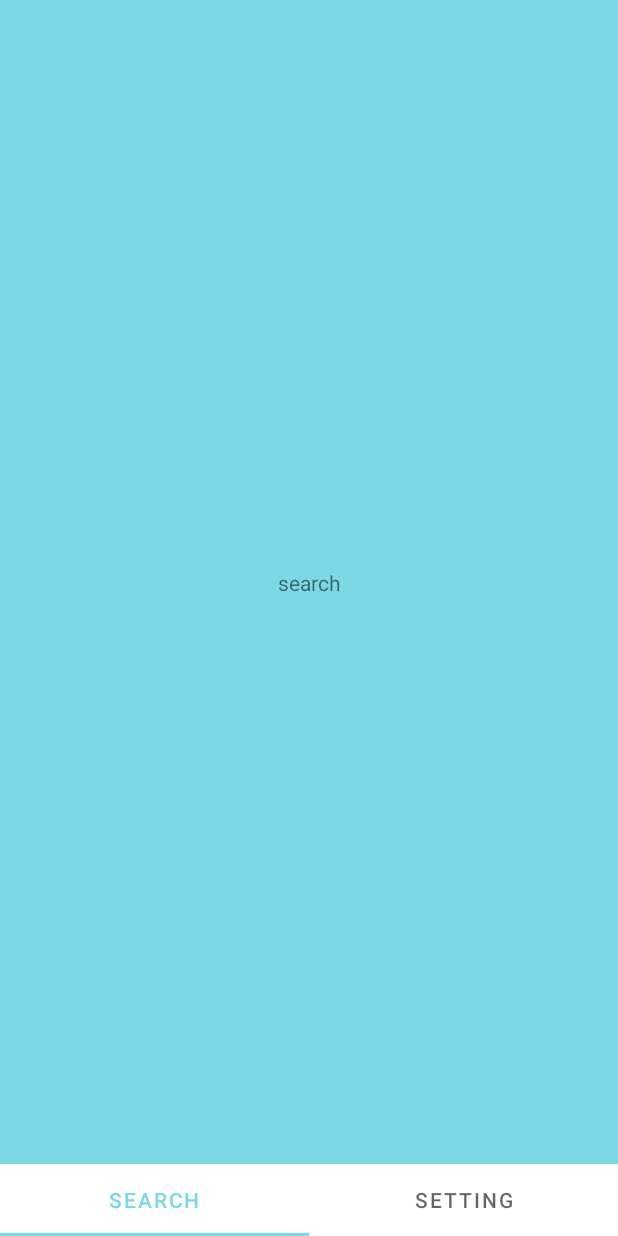
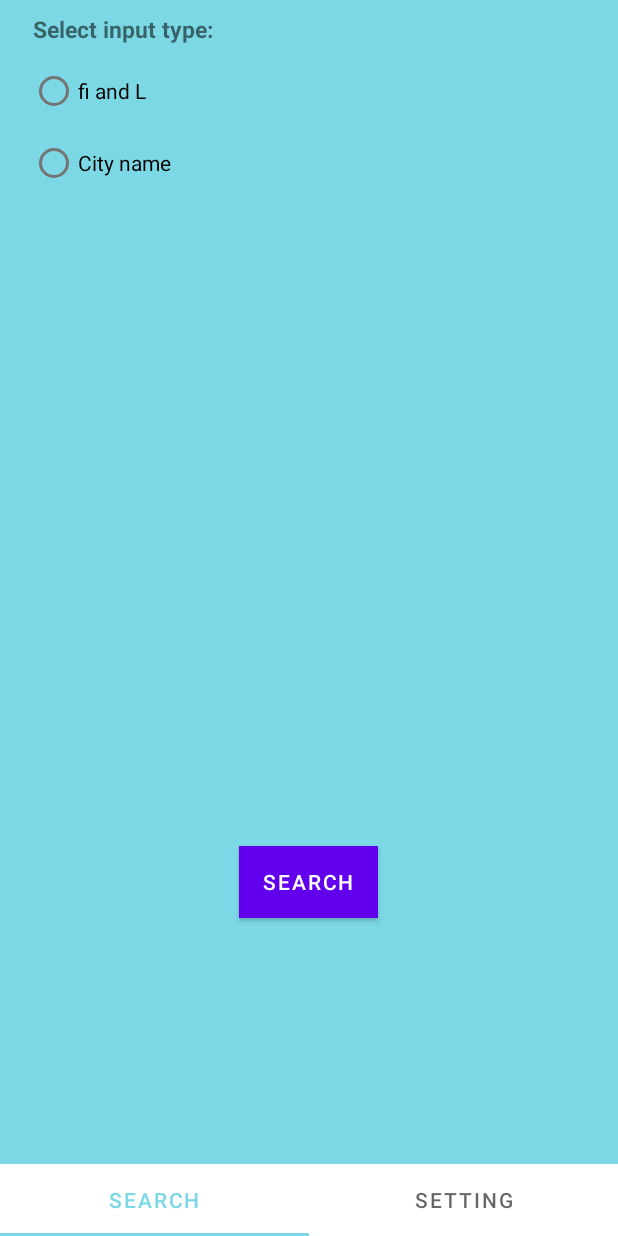
Before and after one commit to matadysa/Mobile-Programming-HW2, an Android app: the screen it shows after launch (StartActivity), on a phone screen of 412 x 824 dp. Run offline under Robolectric (Android 15) with nearby library versions, the phone set to English and light mode, and no system bars.

Commit message:
fix bugs

```diff
--- a/app/src/main/java/com/example/weatherapp/MainActivity.java
+++ b/app/src/main/java/com/example/weatherapp/MainActivity.java
@@ -13,7 +13,7 @@ public class MainActivity extends AppCompatActivity {
         super.onCreate(savedInstanceState);
         setContentView(R.layout.activity_main);
 
-        getSupportActionBar().hide();
+        //getSupportActionBar().hide();
 
         new Handler().postDelayed(new Runnable() {
             @Override
@@ -22,6 +22,6 @@ public class MainActivity extends AppCompatActivity {
                 startActivity(homeIntent);
                 finish();
             }
-        }, 1500);
+        }, 500);
     }
 }
--- a/app/src/main/java/com/example/weatherapp/SearchFragment.java
+++ b/app/src/main/java/com/example/weatherapp/SearchFragment.java
@@ -2,6 +2,8 @@ package com.example.weatherapp;
 
 import android.os.Bundle;
 
+import androidx.annotation.NonNull;
+import androidx.annotation.Nullable;
 import androidx.fragment.app.Fragment;
 
 import android.view.LayoutInflater;
@@ -17,4 +19,11 @@ public class SearchFragment extends Fragment {
         // Inflate the layout for this fragment
         return inflater.inflate(R.layout.fragment_search, container, false);
     }
+
+    @Override
+    public void onViewCreated(@NonNull View view, @Nullable Bundle savedInstanceState) {
+        super.onViewCreated(view, savedInstanceState);
+
+
+    }
 }
--- a/app/src/main/java/com/example/weatherapp/StartActivity.java
+++ b/app/src/main/java/com/example/weatherapp/StartActivity.java
@@ -7,6 +7,8 @@ import androidx.viewpager.widget.ViewPager;
 import android.os.Bundle;
 
 import com.google.android.material.tabs.TabLayout;
+
+import java.util.Objects;
 
 public class StartActivity extends AppCompatActivity {
 
@@ -18,7 +20,7 @@ public class StartActivity extends AppCompatActivity {
         super.onCreate(savedInstanceState);
         setContentView(R.layout.activity_start);
 
-        getSupportActionBar().hide();
+        //Objects.requireNonNull(getSupportActionBar()).hide();
 
         tabLayout = findViewById(R.id.main_tab);
         viewPager = findViewById(R.id.view_pager);
@@ -27,7 +29,7 @@ public class StartActivity extends AppCompatActivity {
 
         VPAdapter vpAdapter = new VPAdapter(getSupportFragmentManager(), FragmentPagerAdapter.BEHAVIOR_RESUME_ONLY_CURRENT_FRAGMENT);
         vpAdapter.addFragment(new SearchFragment(), "Search");
-        vpAdapter.addFragment(new SettingFragment(), "Setting");
+        vpAdapter.addFragment(new DarkModePageFragment(), "Setting");
         viewPager.setAdapter(vpAdapter);
     }
 }
--- a/app/src/main/res/layout/fragment_search.xml
+++ b/app/src/main/res/layout/fragment_search.xml
@@ -1,14 +1,54 @@
 <?xml version="1.0" encoding="utf-8"?>
 <FrameLayout xmlns:android="http://schemas.android.com/apk/res/android"
+    xmlns:app="http://schemas.android.com/apk/res-auto"
     xmlns:tools="http://schemas.android.com/tools"
     android:layout_width="match_parent"
     android:layout_height="match_parent"
-    tools:context=".SearchFragment">
+    tools:context=".SearchFragment"
+    tools:visibility="visible">
 
     <TextView
+        android:layout_width="wrap_content"
+        android:layout_height="wrap_content"
+        android:layout_marginStart="20dp"
+        android:layout_marginTop="30dp"
+        android:padding="2dp"
+        android:text="@string/select_input_type"
+        android:textSize="15sp"
+        android:textStyle="bold" />
+
+    <RadioGroup
+        android:id="@+id/radio_button_group"
         android:layout_width="match_parent"
-        android:layout_height="match_parent"
+        android:layout_height="100dp"
+        android:layout_marginStart="20dp"
+        android:layout_marginTop="60dp"
+        android:layout_marginEnd="20dp">
+
+        <RadioButton
+            android:id="@+id/fi_and_L_radio_button"
+            android:layout_width="match_parent"
+            android:layout_height="wrap_content"
+            android:text="@string/fi_and_l" />
+
+        <RadioButton
+            android:id="@+id/city_name_radio_button"
+            android:layout_width="match_parent"
+            android:layout_height="wrap_content"
+            android:text="@string/city_name" />
+    </RadioGroup>
+
+    <Button
+        android:id="@+id/search_button"
+        android:layout_width="wrap_content"
+        android:layout_height="wrap_content"
+        android:layout_gravity="center"
+        android:layout_marginTop="200dp"
         android:text="@string/search"
-        android:gravity="center"/>
+        android:background="@color/white"/>
+
+
+    <!--android:textColor="@color/white"-->
+
 
 </FrameLayout>
--- a/app/src/main/res/layout/fragment_setting.xml
+++ b/app/src/main/res/layout/fragment_setting.xml
@@ -21,6 +21,6 @@
         android:scaleY="1.25"
         android:text=""
         android:visibility="visible"
-        tools:ignore="UseSwitchCompatOrMaterialXml" />
+        tools:ignore="UseSwitchCompatOrMaterialXml"/>
 
 </FrameLayout>
--- a/app/src/main/res/values/strings.xml
+++ b/app/src/main/res/values/strings.xml
@@ -5,4 +5,7 @@
     <string name="search">search</string>
     <string name="setting">setting</string>
     <string name="dark_mode">Dark mode</string>
+    <string name="select_input_type">Select input type:</string>
+    <string name="fi_and_l">fi and L</string>
+    <string name="city_name">City name</string>
 </resources>
```
